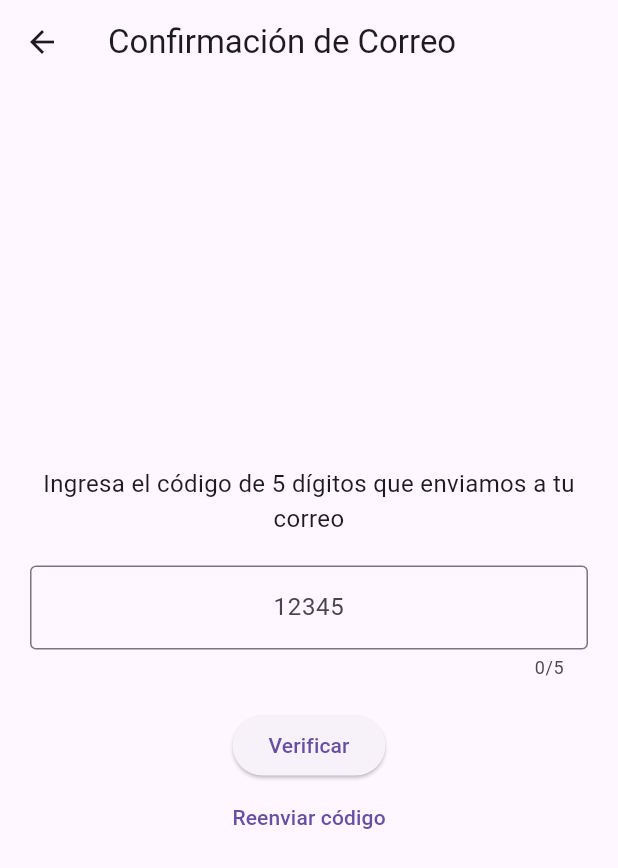
After one commit to EnriqueCen312/techadminmovil, a Flutter app: the EmailConfirmationScreen screen opened directly, on a phone screen of 412 x 824 dp. The commit adds this screen. Shown: the top 868 px of the screen. Run offline on Flutter 3.47's test engine with Material 3 defaults, Android fonts, the phone set to English and light mode, and no system bars; our stand-ins replace flutter_dotenv, flutter_phoenix, flutter_svg, google_fonts, shared_preferences, supabase_flutter; missing offline and left inert: mailer; accounts and stored records are empty.

Commit message:
Fusionar cambios locales con remotos

```diff
--- /dev/null
+++ b/lib/screens/email_verificator/EmailCofirmationScreen.dart
@@ -0,0 +1,67 @@
+import 'package:flutter/material.dart';
+
+class EmailConfirmationScreen extends StatefulWidget {
+  @override
+  _EmailConfirmationScreenState createState() => _EmailConfirmationScreenState();
+}
+
+class _EmailConfirmationScreenState extends State<EmailConfirmationScreen> {
+  final TextEditingController _codeController = TextEditingController();
+
+  void _verifyCode() {
+    String code = _codeController.text;
+    if (code.length == 5) {
+      // Aquí podrías llamar a Supabase para verificar el código
+      print("Código ingresado: $code");
+    } else {
+      ScaffoldMessenger.of(context).showSnackBar(
+        SnackBar(content: Text("El código debe tener 5 dígitos")),
+      );
+    }
+  }
+
+  void _resendCode() {
+    // Aquí podrías implementar el reenvío del código
+    print("Reenviar código");
+  }
+
+  @override
+  Widget build(BuildContext context) {
+    return Scaffold(
+      appBar: AppBar(title: Text("Confirmación de Correo")),
+      body: Padding(
+        padding: const EdgeInsets.all(20.0),
+        child: Column(
+          mainAxisAlignment: MainAxisAlignment.center,
+          children: [
+            Text(
+              "Ingresa el código de 5 dígitos que enviamos a tu correo",
+              textAlign: TextAlign.center,
+              style: TextStyle(fontSize: 16),
+            ),
+            SizedBox(height: 20),
+            TextField(
+              controller: _codeController,
+              keyboardType: TextInputType.number,
+              maxLength: 5,
+              textAlign: TextAlign.center,
+              decoration: InputDecoration(
+                border: OutlineInputBorder(),
+                hintText: "12345",
+              ),
+            ),
+            SizedBox(height: 20),
+            ElevatedButton(
+              onPressed: _verifyCode,
+              child: Text("Verificar"),
+            ),
+            TextButton(
+              onPressed: _resendCode,
+              child: Text("Reenviar código"),
+            ),
+          ],
+        ),
+      ),
+    );
+  }
+}
--- a/pubspec.yaml
+++ b/pubspec.yaml
@@ -9,6 +9,7 @@ environment:
   sdk: '>=3.1.3 <4.0.0'
 
 dependencies:
+  mailer: ^6.0.0
   flutter:
     sdk: flutter
   http: ^1.3.0
```
Also changed, not shown: lib/connection/email_service/email_service.dart (added, +44 -0 lines), lib/screens/register_screen.dart (+10 -3 lines), pubspec.lock, 1 other file.
